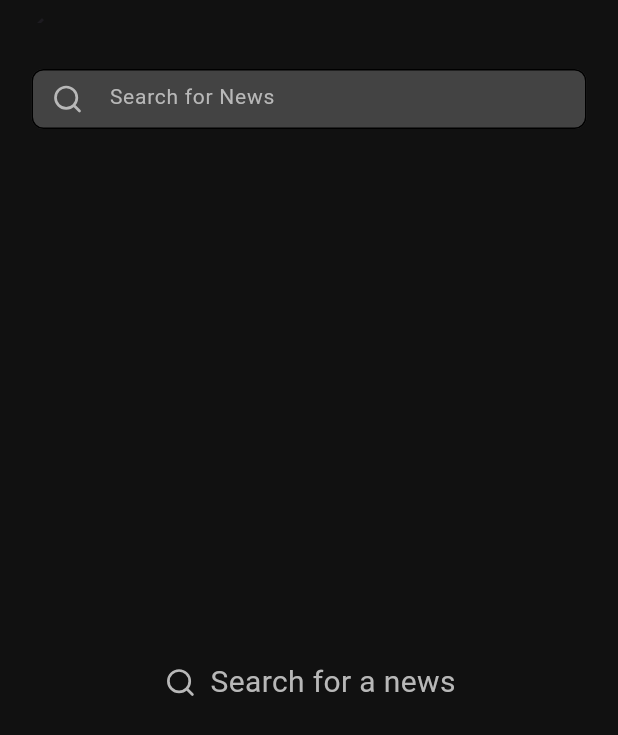
After one commit to Flutter-gg-1/Project-5, a Flutter app: the ExplorePage screen opened directly, on a phone screen of 412 x 824 dp. The commit adds this screen. Shown: the top 735 px of the screen. Run offline on Flutter 3.47's test engine with Material 3 defaults, Android fonts, the phone set to English and light mode, and no system bars; our stand-ins replace flutter_svg.

Commit message:
done search

```diff
--- /dev/null
+++ b/news_feed_app/lib/screens/explore.dart
@@ -0,0 +1,41 @@
+import 'package:flutter/material.dart';
+import 'package:flutter_svg/flutter_svg.dart';
+import 'package:news_feed_app/widgets/custom_textfeild.dart';
+
+class ExplorePage extends StatelessWidget {
+  const ExplorePage({super.key});
+
+  @override
+  Widget build(BuildContext context) {
+    return Scaffold(
+      backgroundColor: const Color(0xff111111),
+      appBar: AppBar(
+        backgroundColor: const Color(0xff111111),
+        bottom: const PreferredSize(
+          preferredSize: Size.fromHeight(30.0),
+          child: TextContainer(title: '', hint: 'Search for News', showIcon: true),
+        ),
+      ),
+      body: Center(
+        child: Row(
+          mainAxisAlignment: MainAxisAlignment.center,
+          children: [
+            SvgPicture.asset(
+              'assets/svg/search.svg',
+              color: const Color(0xffB8B8B8),
+              height: 24,
+              width: 24,
+            ),
+            const SizedBox(width: 8),
+            const Text(
+                    'Search for a news',
+                    style: TextStyle(fontSize: 20, fontWeight: FontWeight.w400, color: Color(0xffB8B8B8)),
+                    maxLines: 2,
+                    overflow: TextOverflow.ellipsis,
+                  ),
+          ],
+        ),
+      ),
+    );
+  }
+}
--- a/news_feed_app/lib/screens/login.dart
+++ b/news_feed_app/lib/screens/login.dart
@@ -1,5 +1,6 @@
 import 'package:flutter/material.dart';
 import 'package:news_feed_app/screens/nav_bar.dart';
+import 'package:news_feed_app/widgets/custom_textfeild.dart';
 
 class Login extends StatelessWidget {
   const Login({super.key});
@@ -29,9 +30,9 @@ class Login extends StatelessWidget {
                     padding:  EdgeInsets.fromLTRB(20, 30, 20, 20),
                     child: Column(
                       children: [
-                        TextCOntainer(title: 'Username', hint: 'Enter your username',),
+                        TextContainer(title: 'Username', hint: 'Enter your username',),
                         SizedBox(height: 15,),
-                        TextCOntainer(title: 'Password', hint: 'Enter your password',),
+                        TextContainer(title: 'Password', hint: 'Enter your password',),
                         SizedBox(height: 5,),
                         Row(
                         mainAxisAlignment: MainAxisAlignment.end,
@@ -58,44 +59,6 @@ class Login extends StatelessWidget {
   }
 }
 
-class TextCOntainer extends StatelessWidget {
-  const TextCOntainer({super.key, required this.title, required this.hint});
-  final String title;
-  final String hint;
-  @override
-  Widget build(BuildContext context) {
-    return Column(
-      crossAxisAlignment:CrossAxisAlignment.start,
-      mainAxisAlignment:MainAxisAlignment.center,
-      children: [
-         Text(title, style: const TextStyle(fontSize: 14, fontWeight: FontWeight.w500 ,color: Color(0xfffffffff)),),
-          const SizedBox(height: 10,),
-          SizedBox(
-            height: 40,
-            width: 300,
-            child: TextFormField(
-              decoration: InputDecoration(
-                filled: true,
-                fillColor: const Color.fromARGB(54, 255, 255, 255),
-                hintText: hint,
-                hintStyle: const TextStyle(fontSize: 14, color: Color(0xffB8B8B8)),
-                enabledBorder: const OutlineInputBorder(
-                  borderRadius: BorderRadius.all(Radius.circular(8)),
-                ),
-                focusedBorder: const OutlineInputBorder(
-                  borderRadius: BorderRadius.all(Radius.circular(8)),
-                ),
-                border: const OutlineInputBorder(
-                  borderRadius: BorderRadius.all(Radius.circular(8)),
-                ),
-              ),
-            ),
-          ),
-      ],
-
-    );
-  }
-}
 
 class LoginButton extends StatelessWidget {
   const LoginButton({super.key, required this.title});
--- a/news_feed_app/lib/screens/nav_bar.dart
+++ b/news_feed_app/lib/screens/nav_bar.dart
@@ -1,5 +1,6 @@
 import 'package:flutter/material.dart';
 import 'package:flutter_svg/flutter_svg.dart';
+import 'package:news_feed_app/screens/explore.dart';
 import 'package:news_feed_app/screens/feed.dart';
 class NavBar extends StatefulWidget {
   const NavBar({Key? key}) : super(key: key);
@@ -13,7 +14,7 @@ class _NavBarState extends State<NavBar> {
 
   static const List<Widget> _widgetOptions = <Widget>[
     FeedPage(),
-    FeedPage(),
+    ExplorePage(),
     FeedPage(),
     FeedPage(),
 
--- /dev/null
+++ b/news_feed_app/lib/widgets/custom_textfeild.dart
@@ -0,0 +1,63 @@
+import 'package:flutter/material.dart';
+import 'package:flutter_svg/flutter_svg.dart';
+
+class TextContainer extends StatelessWidget {
+  const TextContainer({
+    super.key,
+    required this.title,
+    required this.hint,
+    this.showIcon = false,
+  });
+
+  final String title;
+  final String hint;
+  final bool showIcon;
+
+  @override
+  Widget build(BuildContext context) {
+    return Column(
+      crossAxisAlignment: CrossAxisAlignment.start,
+      mainAxisAlignment: MainAxisAlignment.center,
+      children: [
+        Text(
+          title,
+          style: const TextStyle(fontSize: 14, fontWeight: FontWeight.w500, color: Color(0xffffffff)),
+        ),
+        const SizedBox(height: 10),
+        SizedBox(
+          height: 40,
+          width: 370,
+          child: TextFormField(
+            style: const TextStyle(color: Colors.white), // User input text color
+            decoration: InputDecoration(
+              prefixIcon: showIcon
+                  ? Padding(
+                      padding: const EdgeInsets.all(8.0),
+                      child: SvgPicture.asset(
+                        color: Color(0xffB8B8B8),
+                        'assets/svg/search.svg',
+                        height: 24,
+                        width: 24,
+                      ),
+                    )
+                  : null, // No icon if showIcon is false
+              filled: true,
+              fillColor: const Color.fromARGB(54, 255, 255, 255),
+              hintText: hint,
+              hintStyle: const TextStyle(fontSize: 14, color: Color(0xffB8B8B8)),
+              enabledBorder: const OutlineInputBorder(
+                borderRadius: BorderRadius.all(Radius.circular(8)),
+              ),
+              focusedBorder: const OutlineInputBorder(
+                borderRadius: BorderRadius.all(Radius.circular(8)),
+              ),
+              border: const OutlineInputBorder(
+                borderRadius: BorderRadius.all(Radius.circular(8)),
+              ),
+            ),
+          ),
+        ),
+      ],
+    );
+  }
+}
```
